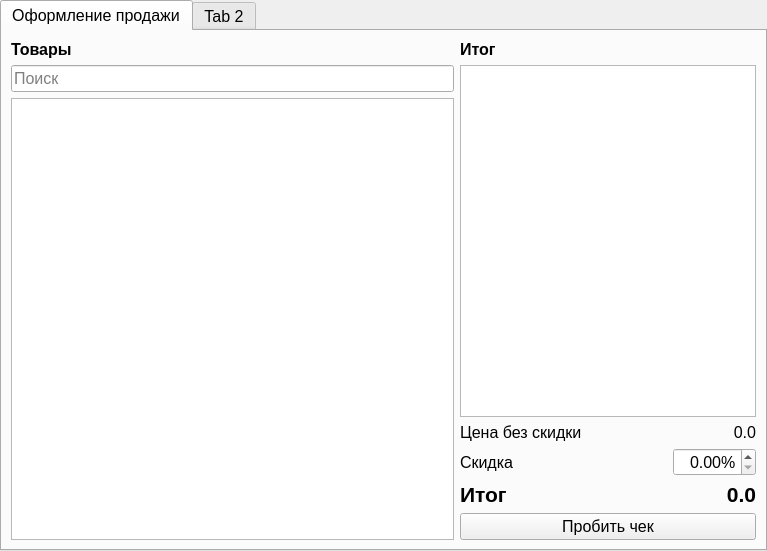
First picture: the form in cashierwindow.ui, repository Konstkonst55/HouseholdsGoodsStore, before the edit.
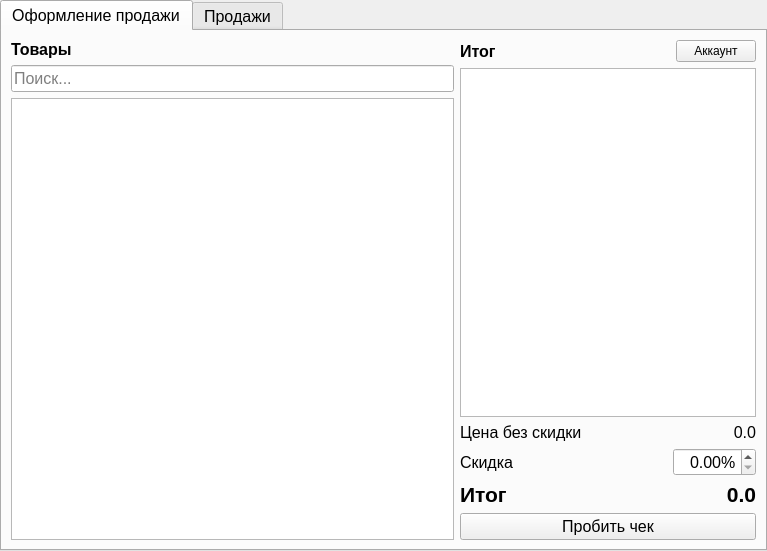
Second picture: the form after the edit. The open tabs and pages were chosen to show the change.

What changed in the file:
```diff
--- a/cashierwindow.ui
+++ b/cashierwindow.ui
@@ -59,7 +59,7 @@
          <item>
           <widget class="QLineEdit" name="leSearch">
            <property name="placeholderText">
-            <string>Поиск</string>
+            <string>Поиск...</string>
            </property>
           </widget>
          </item>
@@ -71,6 +71,8 @@
        <item>
         <layout class="QVBoxLayout" name="verticalLayout_3" stretch="0,0,0,0,0,0">
          <item>
+          <layout class="QHBoxLayout" name="horizontalLayout_5" stretch="1,0">
+           <item>
           <widget class="QLabel" name="label_2">
            <property name="font">
             <font>
@@ -84,7 +86,31 @@
           </widget>
          </item>
          <item>
-          <widget class="QTableWidget" name="twCart"/>
+            <widget class="QPushButton" name="pbAccount">
+             <property name="font">
+              <font>
+               <pointsize>9</pointsize>
+              </font>
+             </property>
+             <property name="text">
+              <string>Аккаунт</string>
+             </property>
+            </widget>
+           </item>
+          </layout>
+         </item>
+         <item>
+          <widget class="QTableWidget" name="twCart">
+           <property name="editTriggers">
+            <set>QAbstractItemView::EditTrigger::AnyKeyPressed|QAbstractItemView::EditTrigger::DoubleClicked</set>
+           </property>
+           <property name="sortingEnabled">
+            <bool>true</bool>
+           </property>
+           <property name="supportedDragActions">
+            <set>Qt::DropAction::CopyAction</set>
+           </property>
+          </widget>
          </item>
          <item>
           <layout class="QHBoxLayout" name="horizontalLayout_4" stretch="1,0">
@@ -177,7 +203,7 @@
      </widget>
      <widget class="QWidget" name="tabSales">
       <attribute name="title">
-       <string>Tab 2</string>
+       <string>Продажи</string>
       </attribute>
      </widget>
     </widget>
```
Left out of the diff: 32 changed lines with no effect on the pictures. Lines whose indentation alone changed are shown as unchanged.
